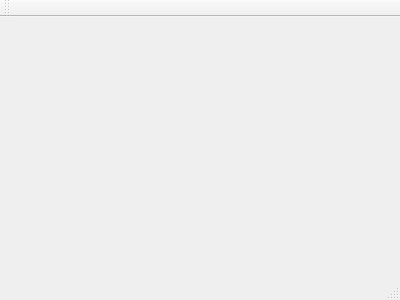
This is mainwindow.ui in Gnnng/sim as Qt 5 draws it before an edit. The edited form follows.
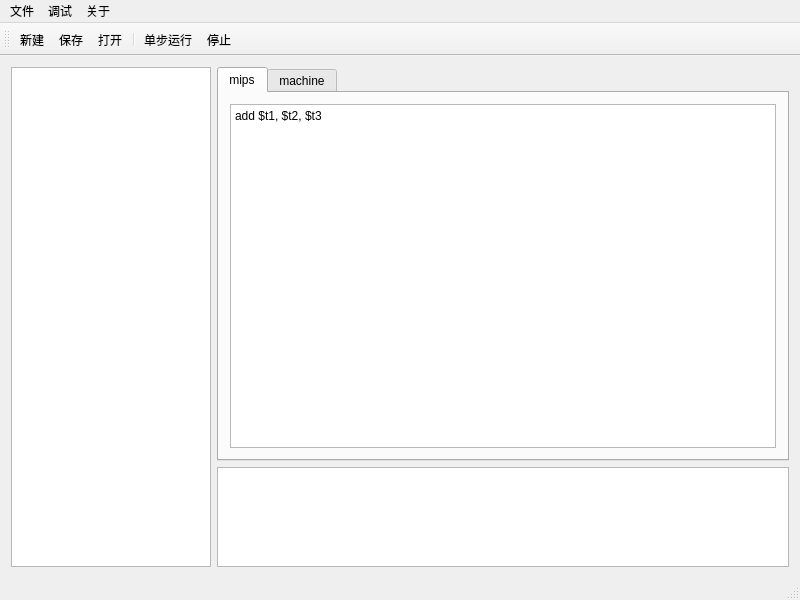
This is the edited form. Icons and pictures are not drawn.

Patch:
```diff
--- a/mainwindow.ui
+++ b/mainwindow.ui
@@ -1,24 +1,259 @@
 <ui version="4.0">
  <class>MainWindow</class>
- <widget class="QMainWindow" name="MainWindow" >
-  <property name="geometry" >
+ <widget class="QMainWindow" name="MainWindow">
+  <property name="geometry">
    <rect>
     <x>0</x>
     <y>0</y>
-    <width>400</width>
-    <height>300</height>
+    <width>800</width>
+    <height>600</height>
    </rect>
   </property>
-  <property name="windowTitle" >
+  <property name="minimumSize">
+   <size>
+    <width>800</width>
+    <height>600</height>
+   </size>
+  </property>
+  <property name="windowTitle">
    <string>MainWindow</string>
   </property>
-  <widget class="QMenuBar" name="menuBar" />
-  <widget class="QToolBar" name="mainToolBar" />
-  <widget class="QWidget" name="centralWidget" />
-  <widget class="QStatusBar" name="statusBar" />
+  <widget class="QWidget" name="centralWidget">
+   <property name="sizePolicy">
+    <sizepolicy hsizetype="Preferred" vsizetype="Preferred">
+     <horstretch>0</horstretch>
+     <verstretch>0</verstretch>
+    </sizepolicy>
+   </property>
+   <layout class="QVBoxLayout" name="verticalLayout_2">
+    <item>
+     <layout class="QHBoxLayout" name="horizontalLayout">
+      <item>
+       <widget class="QTextBrowser" name="textBrowserStatus">
+        <property name="minimumSize">
+         <size>
+          <width>100</width>
+          <height>0</height>
+         </size>
+        </property>
+        <property name="maximumSize">
+         <size>
+          <width>200</width>
+          <height>16777215</height>
+         </size>
+        </property>
+       </widget>
+      </item>
+      <item>
+       <layout class="QVBoxLayout" name="verticalLayout">
+        <property name="sizeConstraint">
+         <enum>QLayout::SetMinimumSize</enum>
+        </property>
+        <item>
+         <widget class="QTabWidget" name="tabWidget">
+          <property name="currentIndex">
+           <number>0</number>
+          </property>
+          <property name="tabsClosable">
+           <bool>false</bool>
+          </property>
+          <property name="movable">
+           <bool>false</bool>
+          </property>
+          <widget class="QWidget" name="mips">
+           <attribute name="title">
+            <string>mips</string>
+           </attribute>
+           <layout class="QVBoxLayout" name="verticalLayout_3">
+            <item>
+             <widget class="QPlainTextEdit" name="plainTextEditMips">
+              <property name="plainText">
+               <string>add $t1, $t2, $t3
+
+</string>
+              </property>
+             </widget>
+            </item>
+           </layout>
+          </widget>
+          <widget class="QWidget" name="machine">
+           <attribute name="title">
+            <string>machine</string>
+           </attribute>
+           <layout class="QVBoxLayout" name="verticalLayout_4">
+            <item>
+             <widget class="QPlainTextEdit" name="plainTextEditMachine">
+              <property name="plainText">
+               <string>hlhhjkhjkhlhjhl</string>
+              </property>
+             </widget>
+            </item>
+           </layout>
+          </widget>
+         </widget>
+        </item>
+        <item>
+         <widget class="QTextBrowser" name="textBrowserDebug">
+          <property name="maximumSize">
+           <size>
+            <width>16777215</width>
+            <height>100</height>
+           </size>
+          </property>
+         </widget>
+        </item>
+       </layout>
+      </item>
+     </layout>
+    </item>
+   </layout>
+  </widget>
+  <widget class="QMenuBar" name="menuBar">
+   <property name="geometry">
+    <rect>
+     <x>0</x>
+     <y>0</y>
+     <width>800</width>
+     <height>23</height>
+    </rect>
+   </property>
+   <widget class="QMenu" name="menuFile">
+    <property name="geometry">
+     <rect>
+      <x>315</x>
+      <y>104</y>
+      <width>128</width>
+      <height>181</height>
+     </rect>
+    </property>
+    <property name="title">
+     <string>文件</string>
+    </property>
+    <addaction name="actionNew"/>
+    <addaction name="actionOpen"/>
+    <addaction name="separator"/>
+    <addaction name="actionSave"/>
+    <addaction name="actionSaveAs"/>
+    <addaction name="separator"/>
+    <addaction name="actionExit"/>
+   </widget>
+   <widget class="QMenu" name="menuExcute">
+    <property name="title">
+     <string>调试</string>
+    </property>
+    <addaction name="actionRun"/>
+    <addaction name="actionRunto"/>
+    <addaction name="actionStop"/>
+   </widget>
+   <widget class="QMenu" name="menuAbout">
+    <property name="title">
+     <string>关于</string>
+    </property>
+    <addaction name="actionAbout"/>
+   </widget>
+   <addaction name="menuFile"/>
+   <addaction name="menuExcute"/>
+   <addaction name="menuAbout"/>
+  </widget>
+  <widget class="QStatusBar" name="statusBar"/>
+  <widget class="QToolBar" name="toolBar">
+   <property name="windowTitle">
+    <string>toolBar</string>
+   </property>
+   <attribute name="toolBarArea">
+    <enum>TopToolBarArea</enum>
+   </attribute>
+   <attribute name="toolBarBreak">
+    <bool>false</bool>
+   </attribute>
+   <addaction name="actionNew"/>
+   <addaction name="actionSave"/>
+   <addaction name="actionOpen"/>
+   <addaction name="separator"/>
+   <addaction name="actionRun"/>
+   <addaction name="actionStop"/>
+  </widget>
+  <action name="actionRun">
+   <property name="icon">
+    <iconset resource="sim.qrc">
+     <normaloff>:/images/run.png</normaloff>:/images/run.png</iconset>
+   </property>
+   <property name="text">
+    <string>单步运行</string>
+   </property>
+  </action>
+  <action name="actionOpen">
+   <property name="icon">
+    <iconset resource="sim.qrc">
+     <normaloff>:/images/open.png</normaloff>:/images/open.png</iconset>
+   </property>
+   <property name="text">
+    <string>打开</string>
+   </property>
+   <property name="shortcut">
+    <string>Ctrl+O</string>
+   </property>
+  </action>
+  <action name="actionAbout">
+   <property name="text">
+    <string>关于</string>
+   </property>
+  </action>
+  <action name="actionNew">
+   <property name="icon">
+    <iconset resource="sim.qrc">
+     <normaloff>:/images/new.png</normaloff>:/images/new.png</iconset>
+   </property>
+   <property name="text">
+    <string>新建</string>
+   </property>
+   <property name="shortcut">
+    <string>Ctrl+N</string>
+   </property>
+  </action>
+  <action name="actionSave">
+   <property name="icon">
+    <iconset resource="sim.qrc">
+     <normaloff>:/images/save.png</normaloff>:/images/save.png</iconset>
+   </property>
+   <property name="text">
+    <string>保存</string>
+   </property>
+   <property name="shortcut">
+    <string>Ctrl+S</string>
+   </property>
+  </action>
+  <action name="actionSaveAs">
+   <property name="text">
+    <string>另存为</string>
+   </property>
+  </action>
+  <action name="actionExit">
+   <property name="text">
+    <string>退出</string>
+   </property>
+   <property name="shortcut">
+    <string>Alt+Q</string>
+   </property>
+  </action>
+  <action name="actionRunto">
+   <property name="text">
+    <string>运行到光标</string>
+   </property>
+  </action>
+  <action name="actionStop">
+   <property name="icon">
+    <iconset resource="sim.qrc">
+     <normaloff>:/images/stop.png</normaloff>:/images/stop.png</iconset>
+   </property>
+   <property name="text">
+    <string>停止</string>
+   </property>
+  </action>
  </widget>
- <layoutDefault spacing="6" margin="11" />
- <pixmapfunction></pixmapfunction>
- <resources/>
+ <layoutdefault spacing="6" margin="11"/>
+ <resources>
+  <include location="sim.qrc"/>
+ </resources>
  <connections/>
 </ui>
```
Left out of the diff: 1 changed line with no effect on the pictures.
